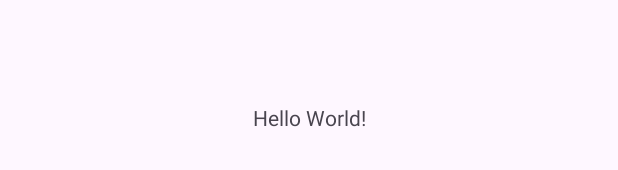
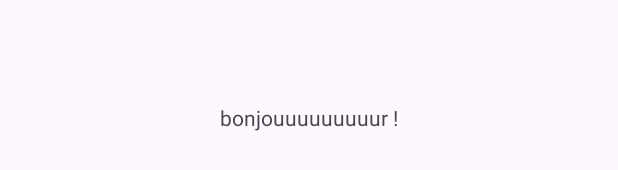
Before and after one commit to Arij172/swapitapp, an Android app: the layout activity_main.xml on its own in the app's theme, with its tools: preview values and no code run, on a phone screen of 412 x 824 dp. Shown: the part 501-671 px from the top of the screen. Run offline under Robolectric (Android 15) with nearby library versions, the phone set to English and light mode, and no system bars.

Commit message:
first try

```diff
--- a/app/src/main/res/layout/activity_main.xml
+++ b/app/src/main/res/layout/activity_main.xml
@@ -9,7 +9,7 @@
     <TextView
         android:layout_width="wrap_content"
         android:layout_height="wrap_content"
-        android:text="Hello World!"
+        android:text="bonjouuuuuuuuur !"
         app:layout_constraintBottom_toBottomOf="parent"
         app:layout_constraintEnd_toEndOf="parent"
         app:layout_constraintStart_toStartOf="parent"
```
